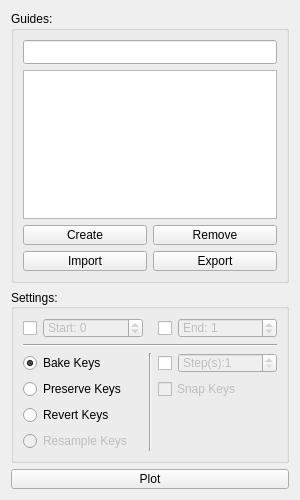
Above: ui/tabs/qplottertab.ui from bhsingleton/poser before the change. Below: the same form after it.
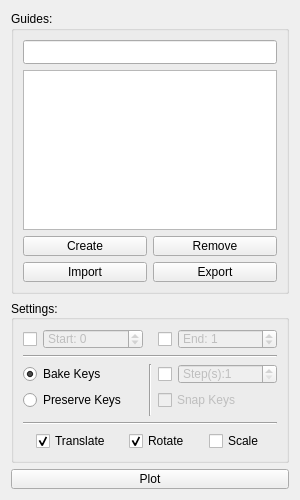
That is the form after the change. Custom widgets are drawn as their Qt base class.

Commit message: Adding transform component options.

Patch:
```diff
--- a/ui/tabs/qplottertab.ui
+++ b/ui/tabs/qplottertab.ui
@@ -425,7 +425,7 @@
        </widget>
       </item>
       <item>
-       <widget class="Line" name="line">
+       <widget class="Line" name="line_4">
         <property name="orientation">
          <enum>Qt::Horizontal</enum>
         </property>
@@ -446,16 +446,6 @@
          <property name="bottomMargin">
           <number>0</number>
          </property>
-         <item row="0" column="1" rowspan="4">
-          <widget class="Line" name="line_2">
-           <property name="lineWidth">
-            <number>1</number>
-           </property>
-           <property name="orientation">
-            <enum>Qt::Vertical</enum>
-           </property>
-          </widget>
-         </item>
          <item row="0" column="0">
           <widget class="QRadioButton" name="bakeKeysRadioButton">
            <property name="minimumSize">
@@ -503,6 +493,16 @@
            </property>
           </widget>
          </item>
+         <item row="0" column="1" rowspan="3">
+          <widget class="Line" name="line_2">
+           <property name="lineWidth">
+            <number>1</number>
+           </property>
+           <property name="orientation">
+            <enum>Qt::Vertical</enum>
+           </property>
+          </widget>
+         </item>
          <item row="0" column="2">
           <widget class="QWidget" name="stepWidget" native="true">
            <property name="enabled">
@@ -611,41 +611,146 @@
            </property>
           </widget>
          </item>
-         <item row="3" column="0">
-          <widget class="QRadioButton" name="resampleKeysRadioButton">
-           <property name="enabled">
-            <bool>false</bool>
+        </layout>
+       </widget>
+      </item>
+      <item>
+       <widget class="Line" name="line">
+        <property name="orientation">
+         <enum>Qt::Horizontal</enum>
+        </property>
+       </widget>
+      </item>
+      <item>
+       <widget class="QWidget" name="matchWidget" native="true">
+        <property name="sizePolicy">
+         <sizepolicy hsizetype="Expanding" vsizetype="Fixed">
+          <horstretch>0</horstretch>
+          <verstretch>0</verstretch>
+         </sizepolicy>
+        </property>
+        <property name="minimumSize">
+         <size>
+          <width>0</width>
+          <height>20</height>
+         </size>
+        </property>
+        <property name="maximumSize">
+         <size>
+          <width>16777215</width>
+          <height>20</height>
+         </size>
+        </property>
+        <layout class="QHBoxLayout" name="horizontalLayout">
+         <property name="leftMargin">
+          <number>0</number>
+         </property>
+         <property name="topMargin">
+          <number>0</number>
+         </property>
+         <property name="rightMargin">
+          <number>0</number>
+         </property>
+         <property name="bottomMargin">
+          <number>0</number>
+         </property>
+         <item>
+          <spacer name="horizontalSpacer_2">
+           <property name="orientation">
+            <enum>Qt::Horizontal</enum>
            </property>
-           <property name="minimumSize">
+           <property name="sizeHint" stdset="0">
             <size>
-             <width>0</width>
+             <width>40</width>
              <height>20</height>
             </size>
            </property>
-           <property name="maximumSize">
+          </spacer>
+         </item>
+         <item>
+          <widget class="QCheckBox" name="matchTranslateCheckBox">
+           <property name="sizePolicy">
+            <sizepolicy hsizetype="Expanding" vsizetype="Preferred">
+             <horstretch>0</horstretch>
+             <verstretch>0</verstretch>
+            </sizepolicy>
+           </property>
+           <property name="text">
+            <string>Translate</string>
+           </property>
+           <property name="checked">
+            <bool>true</bool>
+           </property>
+          </widget>
+         </item>
+         <item>
+          <spacer name="horizontalSpacer_3">
+           <property name="orientation">
+            <enum>Qt::Horizontal</enum>
+           </property>
+           <property name="sizeHint" stdset="0">
             <size>
-             <width>16777215</width>
+             <width>40</width>
              <height>20</height>
             </size>
            </property>
-           <property name="toolTip">
-            <string>Bakes the transform to the original keys while resampling tangents.</string>
+          </spacer>
+         </item>
+         <item>
+          <widget class="QCheckBox" name="matchRotateCheckBox">
+           <property name="sizePolicy">
+            <sizepolicy hsizetype="Expanding" vsizetype="Preferred">
+             <horstretch>0</horstretch>
+             <verstretch>0</verstretch>
+            </sizepolicy>
            </property>
            <property name="text">
-            <string>Resample Keys</string>
+            <string>Rotate</string>
            </property>
+           <property name="checked">
+            <bool>true</bool>
+           </property>
           </widget>
          </item>
-         <item row="2" column="0">
-          <widget class="QRadioButton" name="revertKeysRadioButton">
-           <property name="toolTip">
-            <string>Reassigns the original keyframe data.</string>
+         <item>
+          <spacer name="horizontalSpacer_4">
+           <property name="orientation">
+            <enum>Qt::Horizontal</enum>
            </property>
+           <property name="sizeHint" stdset="0">
+            <size>
+             <width>40</width>
+             <height>20</height>
+            </size>
+           </property>
+          </spacer>
+         </item>
+         <item>
+          <widget class="QCheckBox" name="matchScaleCheckBox">
+           <property name="sizePolicy">
+            <sizepolicy hsizetype="Expanding" vsizetype="Preferred">
+             <horstretch>0</horstretch>
+             <verstretch>0</verstretch>
+            </sizepolicy>
+           </property>
            <property name="text">
-            <string>Revert Keys</string>
+            <string>Scale</string>
            </property>
           </widget>
          </item>
+         <item>
+          <spacer name="horizontalSpacer">
+           <property name="orientation">
+            <enum>Qt::Horizontal</enum>
+           </property>
+           <property name="sizeHint" stdset="0">
+            <size>
+             <width>40</width>
+             <height>20</height>
+            </size>
+           </property>
+          </spacer>
+         </item>
         </layout>
        </widget>
       </item>
```
The commit also changes 1 other file.
